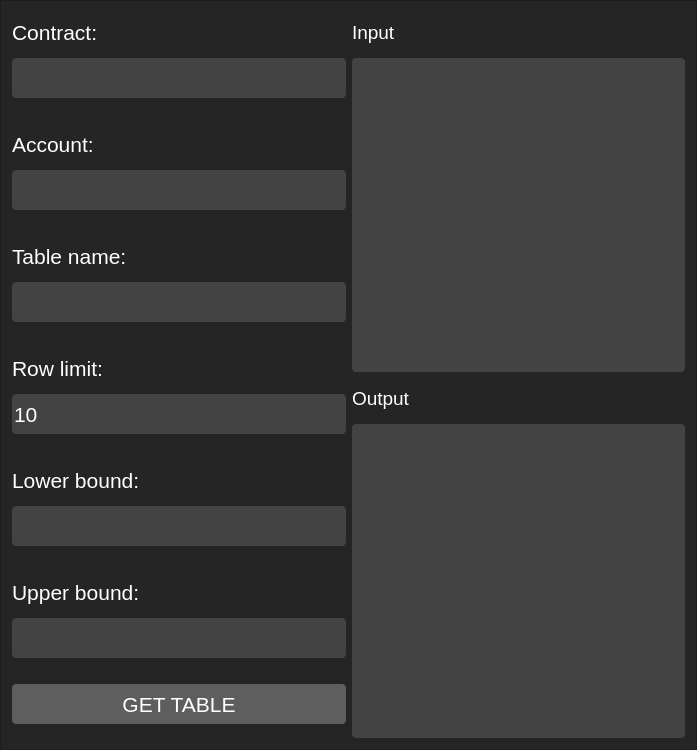
Before: the Qt Designer form src/table/tableframe.ui in OracleChain/EOSDevHelper, drawn with Qt 5.
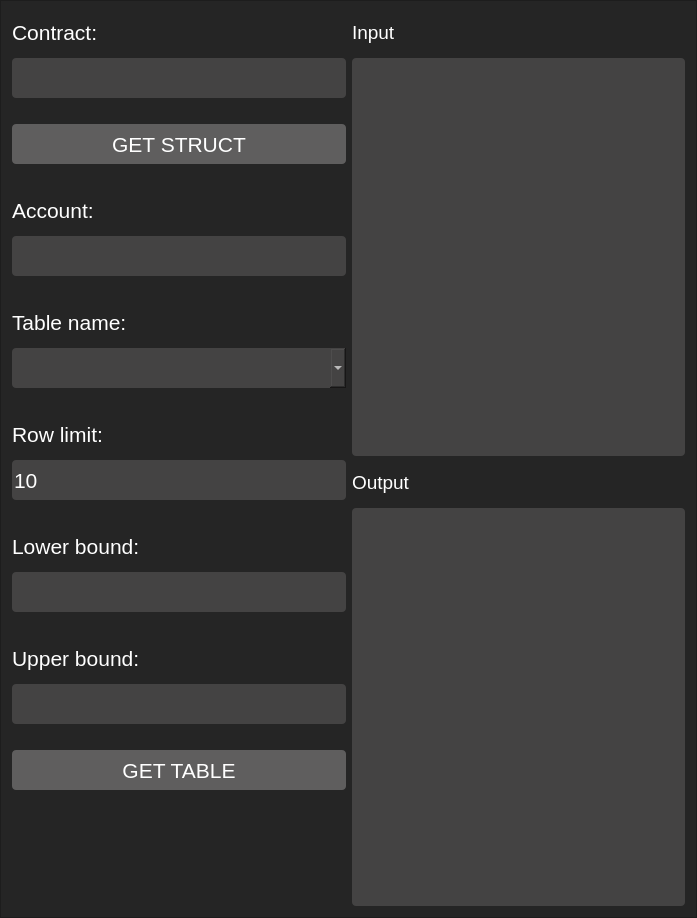
After: the same form once the commit is applied.

Commit message: Add get table struct.

Diff of the .ui file:
```diff
--- a/src/table/tableframe.ui
+++ b/src/table/tableframe.ui
@@ -7,7 +7,7 @@
     <x>0</x>
     <y>0</y>
     <width>697</width>
-    <height>750</height>
+    <height>918</height>
    </rect>
   </property>
   <property name="maximumSize">
@@ -106,6 +106,52 @@
        </property>
       </spacer>
      </item>
+     <item>
+      <widget class="QPushButton" name="pushButtonGetStruct">
+       <property name="minimumSize">
+        <size>
+         <width>0</width>
+         <height>40</height>
+        </size>
+       </property>
+       <property name="maximumSize">
+        <size>
+         <width>16777215</width>
+         <height>40</height>
+        </size>
+       </property>
+       <property name="font">
+        <font>
+         <family>Arial</family>
+         <pointsize>16</pointsize>
+        </font>
+       </property>
+       <property name="styleSheet">
+        <string notr="true">background-color: rgb(95, 94, 94);
+color: rgb(255, 255, 255);
+border-radius: 4px;</string>
+       </property>
+       <property name="text">
+        <string>GET STRUCT</string>
+       </property>
+      </widget>
+     </item>
+     <item>
+      <spacer name="verticalSpacer_4">
+       <property name="orientation">
+        <enum>Qt::Vertical</enum>
+       </property>
+       <property name="sizeType">
+        <enum>QSizePolicy::Fixed</enum>
+       </property>
+       <property name="sizeHint" stdset="0">
+        <size>
+         <width>20</width>
+         <height>20</height>
+        </size>
+       </property>
+      </spacer>
+     </item>
      <item>
       <widget class="QLabel" name="labelAccount">
        <property name="minimumSize">
@@ -211,23 +257,17 @@
       </widget>
      </item>
      <item>
-      <widget class="QLineEdit" name="lineEditTableName">
+      <widget class="QComboBox" name="comboBoxTableName">
        <property name="minimumSize">
         <size>
          <width>0</width>
          <height>40</height>
         </size>
        </property>
-       <property name="maximumSize">
-        <size>
-         <width>16777215</width>
-         <height>40</height>
-        </size>
-       </property>
        <property name="font">
         <font>
          <family>Arial</family>
-         <pointsize>16</pointsize>
+         <pointsize>14</pointsize>
         </font>
        </property>
        <property name="styleSheet">
@@ -235,9 +275,6 @@
 color: rgb(255, 255, 255);
 border-radius: 4px;</string>
        </property>
-       <property name="placeholderText">
-        <string/>
-       </property>
       </widget>
      </item>
      <item>
```
The commit also changes 2 other files.
